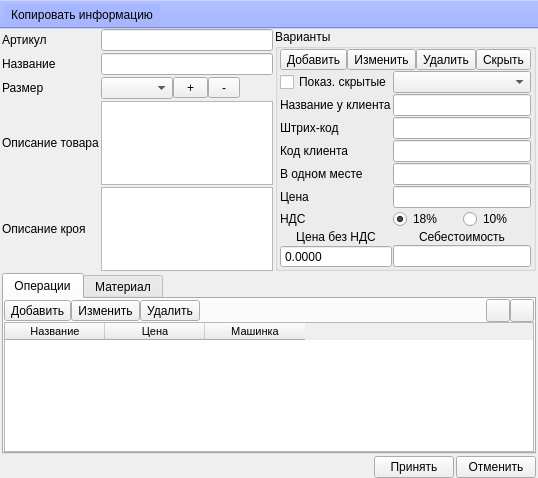
Meller008/CRM-Avi, file ui/article.ui: the form before one commit.
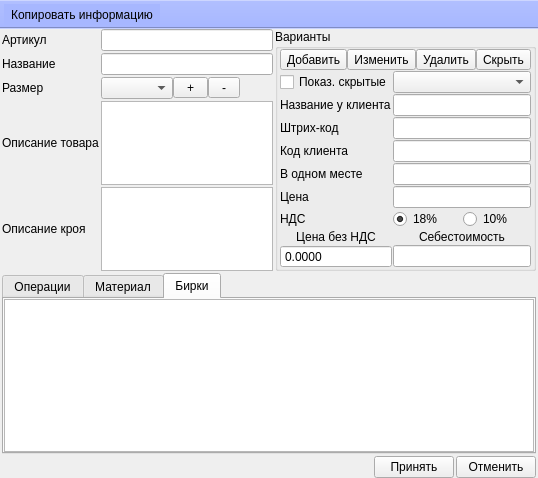
The form after the commit. The open tabs and pages were chosen to show the change.

Commit message: Работа - начинаем бирки

```diff
--- a/ui/article.ui
+++ b/ui/article.ui
@@ -328,6 +328,47 @@
           </item>
          </layout>
         </widget>
+        <widget class="QWidget" name="tab">
+         <attribute name="title">
+          <string>Бирки</string>
+         </attribute>
+         <layout class="QGridLayout" name="gridLayout_5">
+          <property name="leftMargin">
+           <number>0</number>
+          </property>
+          <property name="topMargin">
+           <number>0</number>
+          </property>
+          <property name="rightMargin">
+           <number>0</number>
+          </property>
+          <property name="bottomMargin">
+           <number>0</number>
+          </property>
+          <property name="spacing">
+           <number>0</number>
+          </property>
+          <item row="0" column="0">
+           <widget class="QListWidget" name="lw_label">
+            <property name="font">
+             <font>
+              <family>Tahoma</family>
+              <pointsize>8</pointsize>
+             </font>
+            </property>
+            <property name="editTriggers">
+             <set>QAbstractItemView::NoEditTriggers</set>
+            </property>
+            <property name="selectionBehavior">
+             <enum>QAbstractItemView::SelectItems</enum>
+            </property>
+            <property name="viewMode">
+             <enum>QListView::IconMode</enum>
+            </property>
+           </widget>
+          </item>
+         </layout>
+        </widget>
        </widget>
       </item>
      </layout>
```
Left out of the diff: 129 changed lines with no effect on the pictures. The commit also changes 6 other files.
